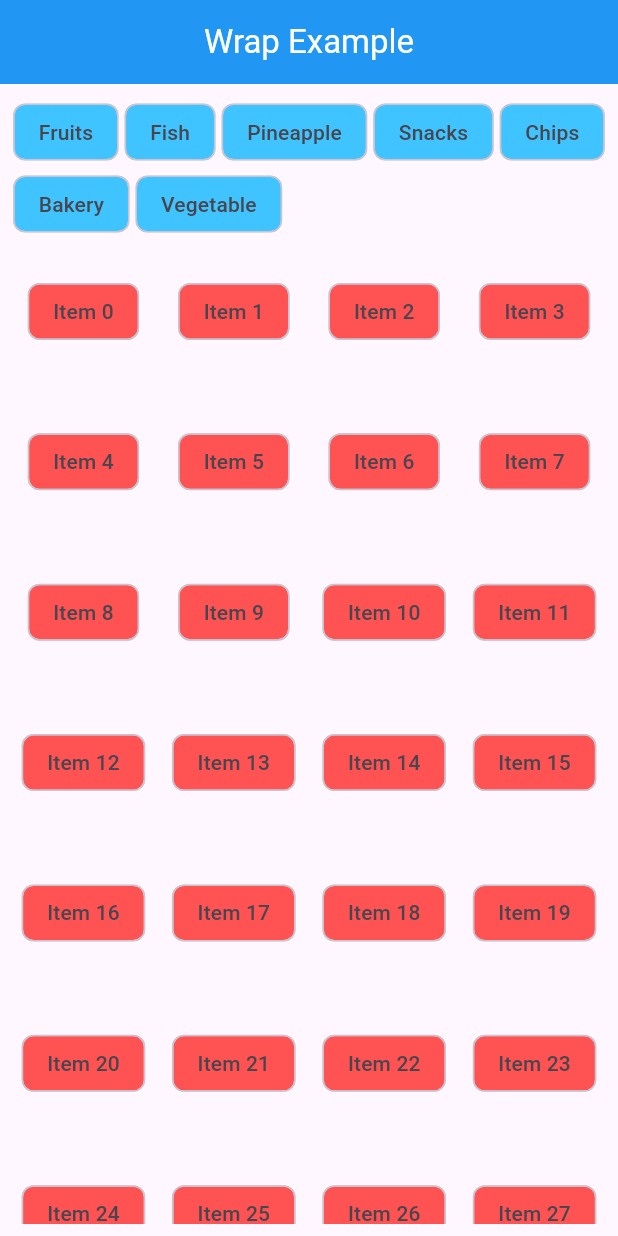
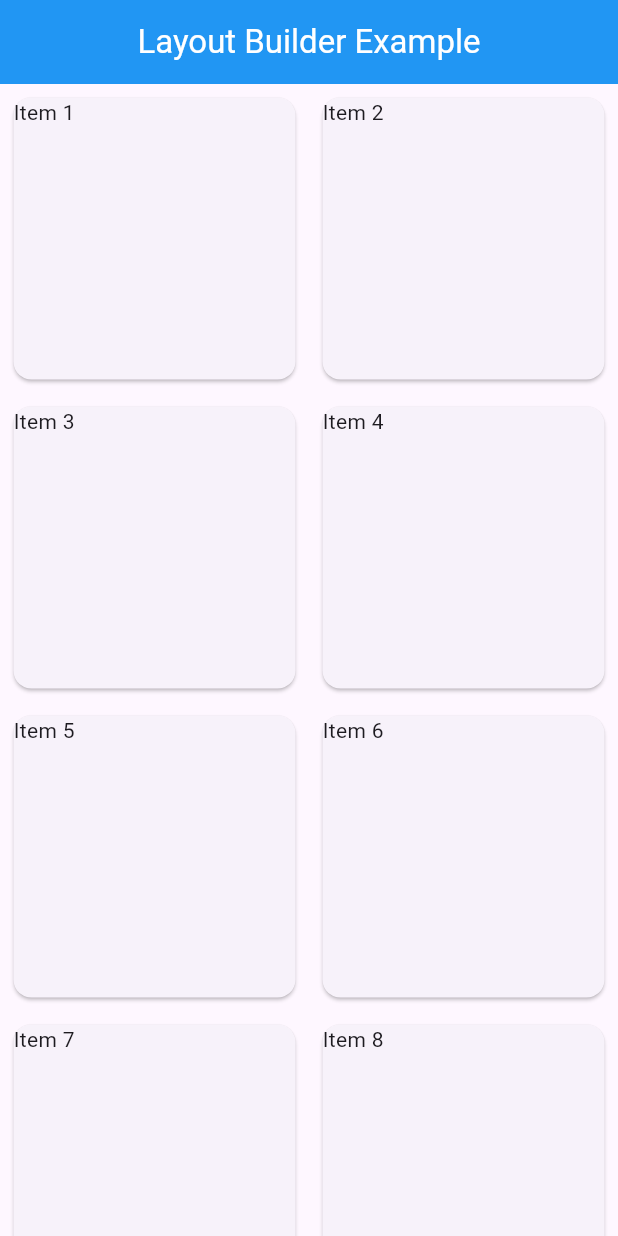
Before and after one commit to WebAdib/ostad_pp1, a Flutter app: the screen it shows after launch, on a phone screen of 412 x 824 dp. Run offline on Flutter 3.47's test engine with Material 3 defaults, Android fonts, the light colour scheme and no system bars.

Commit message:
layout builder

```diff
--- a/lib/Module9_Class1.dart
+++ b/lib/Module9_Class1.dart
@@ -86,3 +86,46 @@ class WrapExample extends StatelessWidget {
     );
   }
 }
+
+//Layout Builder
+class LayoutBuilder1 extends StatelessWidget {
+  const LayoutBuilder1({super.key});
+
+  @override
+  Widget build(BuildContext context) {
+    return Scaffold(
+      appBar: AppBar(
+        title: Text('Layout Builder Example'),
+      ),
+      body: LayoutBuilder(
+        builder: (context, constraints) {
+          if (constraints.maxWidth > 400) {
+            return GridView.builder(
+              gridDelegate: SliverGridDelegateWithFixedCrossAxisCount(
+                crossAxisCount: 2,
+              ),
+              itemCount: 15,
+              itemBuilder: (context, index) {
+                return Container(
+                  margin: EdgeInsets.all(5.0),
+                  child: Card(
+                    child: Text("Item ${index + 1}"),
+                  ),
+                );
+              },
+            );
+          } else {
+            return SingleChildScrollView(
+              child: Column(
+                children: List.generate(
+                  11,
+                  (index) => Text("Item $index"),
+                ),
+              ),
+            );
+          }
+        },
+      ),
+    );
+  }
+}
--- a/lib/MyApp.dart
+++ b/lib/MyApp.dart
@@ -29,7 +29,7 @@ class MyApp extends StatelessWidget {
       ),
       title: '1st Practice App',
       debugShowCheckedModeBanner: false,
-      home: WrapExample(),
+      home: LayoutBuilder1(),
     );
   }
 }
```
